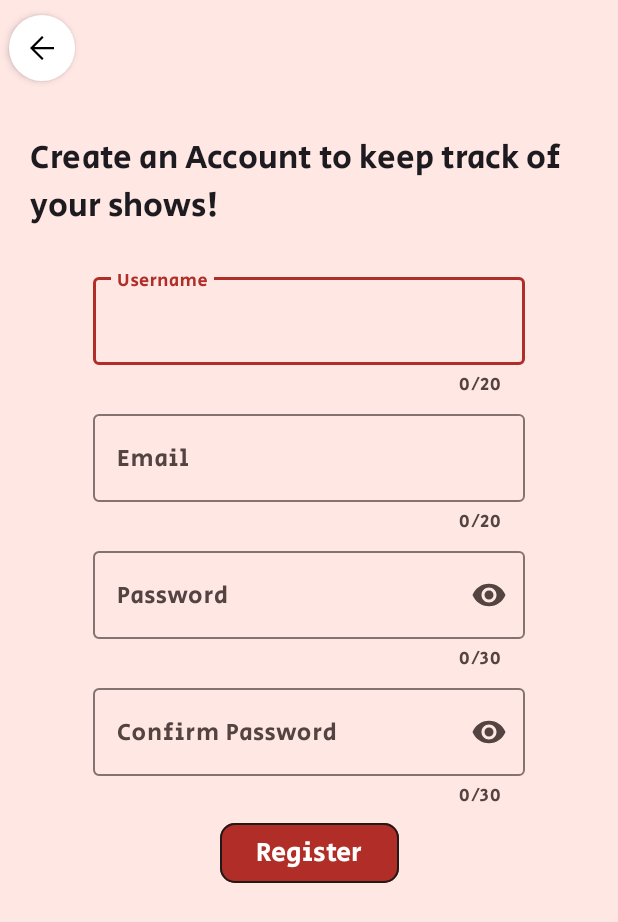
After one commit to melanie-attard/NowShowing, an Android app: the RegisterActivity screen opened directly, with no data from a screen before it, on a phone screen of 412 x 824 dp. The commit adds this screen. Shown: the top 922 px of the screen. Run offline under Robolectric (Android 15) with nearby library versions, the phone set to English and light mode, and no system bars.

Commit message:
UI for RegisterActivity

```diff
--- a/app/src/main/AndroidManifest.xml
+++ b/app/src/main/AndroidManifest.xml
@@ -13,6 +13,9 @@
         android:supportsRtl="true"
         android:theme="@style/Theme.NowShowing"
         tools:targetApi="31">
+        <activity
+            android:name=".mainFragments.account.RegisterActivity"
+            android:exported="false" />
         <activity
             android:name=".mainFragments.account.LoginActivity"
             android:exported="false" />
--- a/app/src/main/java/com/nowshowing/mainFragments/AccountFragment.java
+++ b/app/src/main/java/com/nowshowing/mainFragments/AccountFragment.java
@@ -13,6 +13,7 @@ import androidx.fragment.app.Fragment;
 import com.nowshowing.R;
 import com.nowshowing.databinding.FragmentAccountBinding;
 import com.nowshowing.mainFragments.account.LoginActivity;
+import com.nowshowing.mainFragments.account.RegisterActivity;
 
 public class AccountFragment extends Fragment {
 
@@ -33,6 +34,11 @@ public class AccountFragment extends Fragment {
             startActivity(intent);
         });
 
+        register.setOnClickListener(view -> {
+            Intent intent = new Intent(root.getContext(), RegisterActivity.class);
+            startActivity(intent);
+        });
+
         return root;
     }
 
--- a/app/src/main/java/com/nowshowing/mainFragments/account/LoginActivity.java
+++ b/app/src/main/java/com/nowshowing/mainFragments/account/LoginActivity.java
@@ -2,17 +2,25 @@ package com.nowshowing.mainFragments.account;
 
 import androidx.appcompat.app.AppCompatActivity;
 
+import android.content.Intent;
 import android.os.Bundle;
 import android.view.View;
+import android.widget.Button;
 
 import com.nowshowing.R;
 
 public class LoginActivity extends AppCompatActivity {
-
+    Button register_now_btn;
     @Override
     protected void onCreate(Bundle savedInstanceState) {
         super.onCreate(savedInstanceState);
         setContentView(R.layout.activity_login);
+
+        register_now_btn = findViewById(R.id.register_now_btn);
+        register_now_btn.setOnClickListener(view -> {
+            Intent intent = new Intent(view.getContext(), RegisterActivity.class);
+            startActivity(intent);
+        });
     }
 
     public void on_backBtnClicked(View view) {
--- /dev/null
+++ b/app/src/main/java/com/nowshowing/mainFragments/account/RegisterActivity.java
@@ -0,0 +1,21 @@
+package com.nowshowing.mainFragments.account;
+
+import androidx.appcompat.app.AppCompatActivity;
+
+import android.os.Bundle;
+import android.view.View;
+
+import com.nowshowing.R;
+
+public class RegisterActivity extends AppCompatActivity {
+
+    @Override
+    protected void onCreate(Bundle savedInstanceState) {
+        super.onCreate(savedInstanceState);
+        setContentView(R.layout.activity_register);
+    }
+
+    public void on_backBtnClicked(View view) {
+        onBackPressed();
+    }
+}
--- /dev/null
+++ b/app/src/main/res/layout/activity_register.xml
@@ -0,0 +1,124 @@
+<?xml version="1.0" encoding="utf-8"?>
+<androidx.constraintlayout.widget.ConstraintLayout xmlns:android="http://schemas.android.com/apk/res/android"
+    xmlns:app="http://schemas.android.com/apk/res-auto"
+    xmlns:tools="http://schemas.android.com/tools"
+    android:layout_width="match_parent"
+    android:layout_height="match_parent"
+    tools:context=".mainFragments.account.RegisterActivity">
+
+    <include layout="@layout/layout_back_button" />
+
+    <TextView
+        android:layout_width="wrap_content"
+        android:layout_height="wrap_content"
+        app:layout_constraintStart_toStartOf="parent"
+        app:layout_constraintEnd_toEndOf="parent"
+        app:layout_constraintBottom_toTopOf="@id/field_guideline"
+        android:layout_marginBottom="20dp"
+        android:paddingHorizontal="20dp"
+        android:text="@string/register_title"
+        android:textAppearance="@style/TextAppearance.AppCompat.Large"/>
+
+    <androidx.constraintlayout.widget.Guideline
+        android:id="@+id/field_guideline"
+        android:layout_width="wrap_content"
+        android:layout_height="wrap_content"
+        android:orientation="horizontal"
+        app:layout_constraintGuide_begin="174dp" />
+
+    <com.google.android.material.textfield.TextInputLayout
+        android:id="@+id/username"
+        android:layout_width="0dp"
+        app:layout_constraintWidth_percent="0.7"
+        android:layout_height="wrap_content"
+        app:layout_constraintStart_toStartOf="parent"
+        app:layout_constraintEnd_toEndOf="parent"
+        app:layout_constraintTop_toBottomOf="@+id/field_guideline"
+        android:layout_marginTop="5dp"
+        app:errorEnabled="true"
+        app:counterEnabled="true"
+        app:counterMaxLength="20"
+        android:hint="@string/username_field">
+
+        <com.google.android.material.textfield.TextInputEditText
+            android:layout_width="match_parent"
+            android:layout_height="wrap_content" />
+    </com.google.android.material.textfield.TextInputLayout>
+
+    <com.google.android.material.textfield.TextInputLayout
+        android:id="@+id/email"
+        android:layout_width="0dp"
+        app:layout_constraintWidth_percent="0.7"
+        android:layout_height="wrap_content"
+        app:layout_constraintStart_toStartOf="parent"
+        app:layout_constraintEnd_toEndOf="parent"
+        app:layout_constraintTop_toBottomOf="@+id/username"
+        android:layout_marginTop="5dp"
+        app:errorEnabled="true"
+        app:counterEnabled="true"
+        app:counterMaxLength="20"
+        android:hint="@string/email_field">
+
+        <com.google.android.material.textfield.TextInputEditText
+            android:layout_width="match_parent"
+            android:layout_height="wrap_content" />
+    </com.google.android.material.textfield.TextInputLayout>
+
+    <com.google.android.material.textfield.TextInputLayout
+        android:id="@+id/password"
+        android:layout_width="0dp"
+        app:layout_constraintWidth_percent="0.7"
+        android:layout_height="wrap_content"
+        app:layout_constraintStart_toStartOf="parent"
+        app:layout_constraintEnd_toEndOf="parent"
+        app:layout_constraintTop_toBottomOf="@+id/email"
+        android:layout_marginTop="5dp"
+        app:errorEnabled="true"
+        app:endIconMode="password_toggle"
+        app:counterEnabled="true"
+        app:counterMaxLength="30"
+        android:hint="@string/password_field">
+
+        <com.google.android.material.textfield.TextInputEditText
+            android:layout_width="match_parent"
+            android:layout_height="wrap_content"
+            android:inputType="textPassword"/>
+    </com.google.android.material.textfield.TextInputLayout>
+
+    <com.google.android.material.textfield.TextInputLayout
+        android:id="@+id/confirm_password"
+        android:layout_width="0dp"
+        app:layout_constraintWidth_percent="0.7"
+        android:layout_height="wrap_content"
+        app:layout_constraintStart_toStartOf="parent"
+        app:layout_constraintEnd_toEndOf="parent"
+        app:layout_constraintTop_toBottomOf="@+id/password"
+        android:layout_marginTop="5dp"
+        app:errorEnabled="true"
+        app:endIconMode="password_toggle"
+        app:counterEnabled="true"
+        app:counterMaxLength="30"
+        android:hint="@string/confirm_pw">
+
+        <com.google.android.material.textfield.TextInputEditText
+            android:layout_width="match_parent"
+            android:layout_height="wrap_content"
+            android:inputType="textPassword"/>
+    </com.google.android.material.textfield.TextInputLayout>
+
+    <Button
+        android:id="@+id/btn_register"
+        android:layout_width="wrap_content"
+        android:layout_height="wrap_content"
+        android:contentDescription="@string/register_btn"
+        android:elevation="4dp"
+        android:text="@string/register_btn"
+        android:textAppearance="@style/TextAppearance.AppCompat.Medium"
+        app:cornerRadius="10dp"
+        app:layout_constraintEnd_toEndOf="parent"
+        app:layout_constraintStart_toStartOf="parent"
+        app:layout_constraintTop_toBottomOf="@id/confirm_password"
+        app:strokeColor="@color/md_theme_light_onBackground"
+        app:strokeWidth="1dp"
+        android:layout_marginTop="5dp"/>
+</androidx.constraintlayout.widget.ConstraintLayout>
--- a/app/src/main/res/values/strings.xml
+++ b/app/src/main/res/values/strings.xml
@@ -37,7 +37,11 @@
     <string name="password_field">Password</string>
     <string name="register_prompt">Don\'t have an account?</string>
     <string name="register_now_btn">Register Now</string>
+
     <string name="register_btn">Register</string>
+    <string name="register_title">Create an Account to keep track of your shows!</string>
+    <string name="email_field">Email</string>
+    <string name="confirm_pw">Confirm Password</string>
 
     <string name="fav_not_logged_in">Login to add shows to Favourites</string>
 </resources>
```
